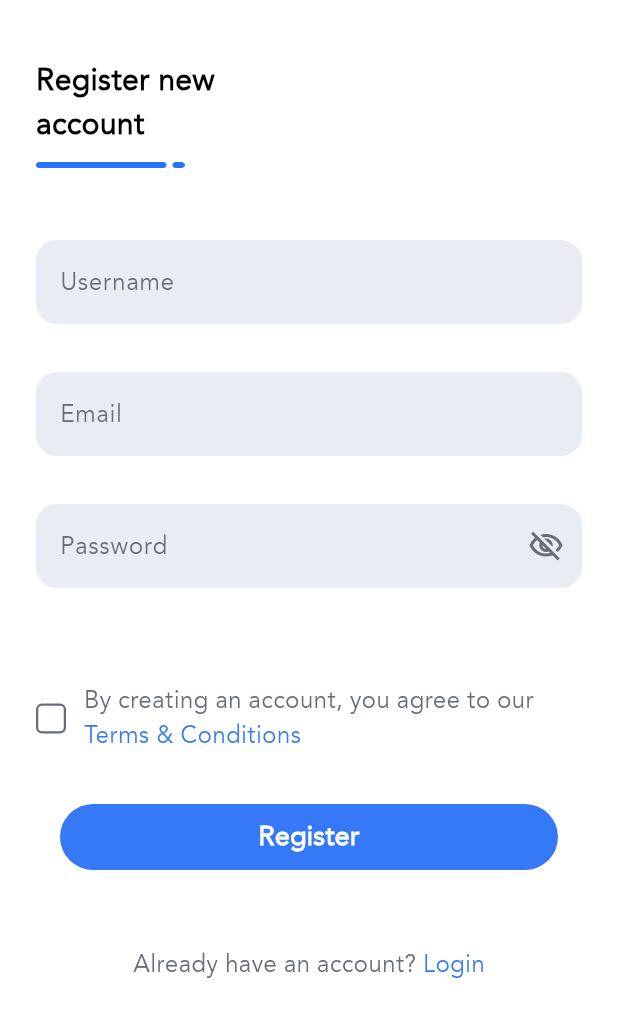
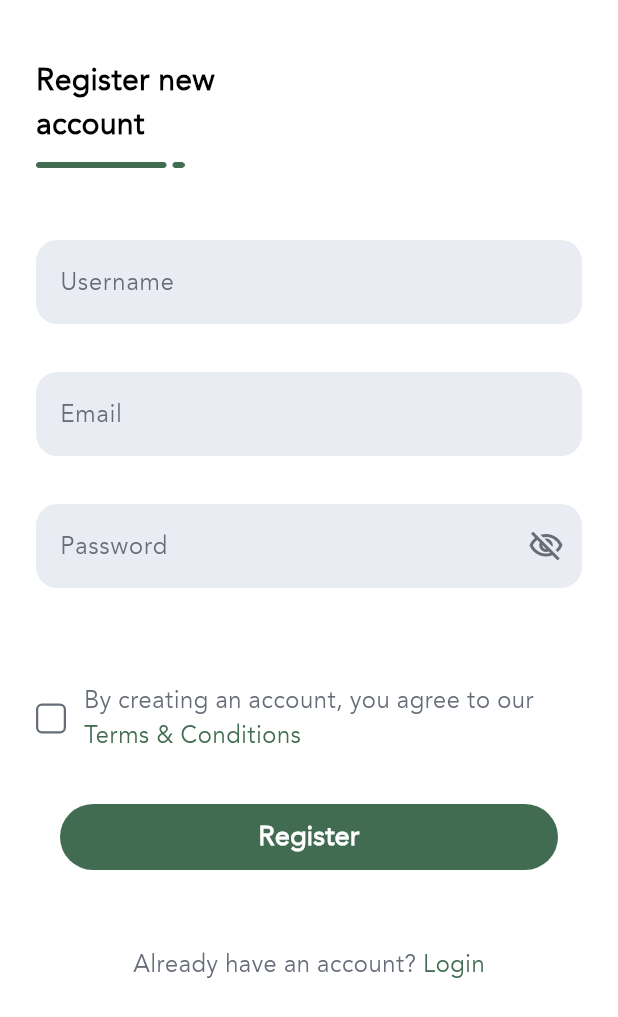
Before and after one commit to iAhmedGalal/AI_RealTimeMonitoringSystem, a Flutter app: the screen it shows after launch, after a tap on "Register", on a phone screen of 412 x 824 dp. Shown: the top 1017 px of the screen. Run offline on Flutter 3.47's test engine with Material 3 defaults, Android fonts, the phone set to English and light mode, and no system bars; our stand-ins replace bloc, camera, cloud_firestore, firebase_auth, firebase_core, flutter_bloc and 2 more; accounts and stored records are empty.

Commit message:
flutter green background

```diff
--- a/lib/features/login/presentation/pages/login_page.dart
+++ b/lib/features/login/presentation/pages/login_page.dart
@@ -65,6 +65,7 @@ class _LoginPageState extends State<LoginPage> {
                           AppAssets.accent,
                           width: 99,
                           height: 4,
+                          color: AppColors.greenBackground,
                         ),
                       ],
                     ),
@@ -110,7 +111,7 @@ class _LoginPageState extends State<LoginPage> {
                         if (state is LoginLoading) {
                           return Center(
                             child: CircularProgressIndicator(
-                              color: AppColors.primaryColor,
+                              color: AppColors.greenBackground,
                             ),
                           );
                         }
@@ -119,7 +120,7 @@ class _LoginPageState extends State<LoginPage> {
                           text: AppStrings.login,
                           textAlign: TextAlign.center,
                           textColor: AppColors.white,
-                          backgroundColor: AppColors.primaryColor,
+                          backgroundColor: AppColors.greenBackground,
                           onPressed: () {
                             context.read<LoginCubit>().login();
                           },
@@ -146,7 +147,7 @@ class _LoginPageState extends State<LoginPage> {
                           },
                           child: Text(
                             AppStrings.register,
-                            style: textStyleColorNormalSize(AppColors.primaryColor, 16),
+                            style: textStyleColorNormalSize(AppColors.greenBackground, 16),
                           ),
                         ),
                       ],
--- a/lib/features/register/presentation/pages/register_page.dart
+++ b/lib/features/register/presentation/pages/register_page.dart
@@ -61,6 +61,7 @@ class _RegisterPageState extends State<RegisterPage> {
                           AppAssets.accent,
                           width: 99,
                           height: 4,
+                          color: AppColors.greenBackground,
                         ),
                       ],
                     ),
@@ -145,7 +146,7 @@ class _RegisterPageState extends State<RegisterPage> {
                             ),
                             Text(
                               AppStrings.termsAndConditions,
-                              style: textStyleColorNormalSize(AppColors.primaryColor, 16),
+                              style: textStyleColorNormalSize(AppColors.greenBackground, 16),
                             ),
                           ],
                         ),
@@ -160,7 +161,7 @@ class _RegisterPageState extends State<RegisterPage> {
                         if (state is RegisterLoading) {
                           return Center(
                             child: CircularProgressIndicator(
-                              color: AppColors.primaryColor,
+                              color: AppColors.greenBackground,
                             ),
                           );
                         }
@@ -169,7 +170,7 @@ class _RegisterPageState extends State<RegisterPage> {
                           text: AppStrings.register,
                           textAlign: TextAlign.center,
                           textColor: AppColors.white,
-                          backgroundColor: AppColors.primaryColor,
+                          backgroundColor: AppColors.greenBackground,
                           onPressed: () {
                             context.read<RegisterCubit>().signup();
                           },
@@ -195,7 +196,7 @@ class _RegisterPageState extends State<RegisterPage> {
                           },
                           child: Text(
                             AppStrings.login,
-                            style: textStyleColorNormalSize(AppColors.primaryColor, 16),
+                            style: textStyleColorNormalSize(AppColors.greenBackground, 16),
                           ),
                         ),
                       ],
```
